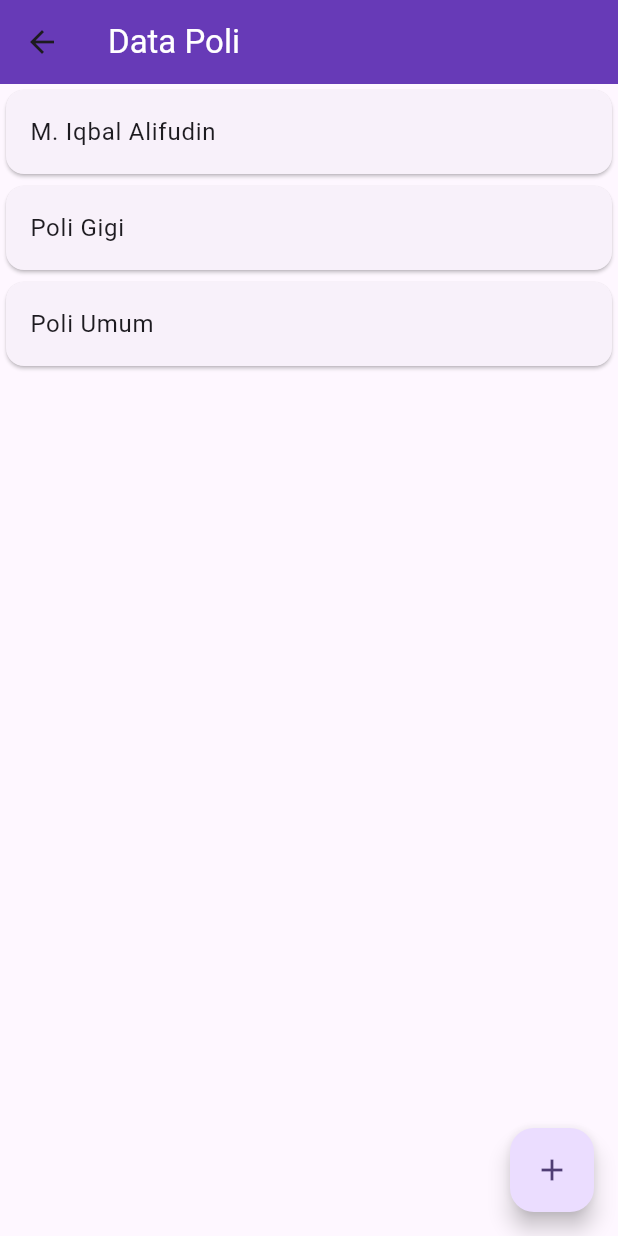
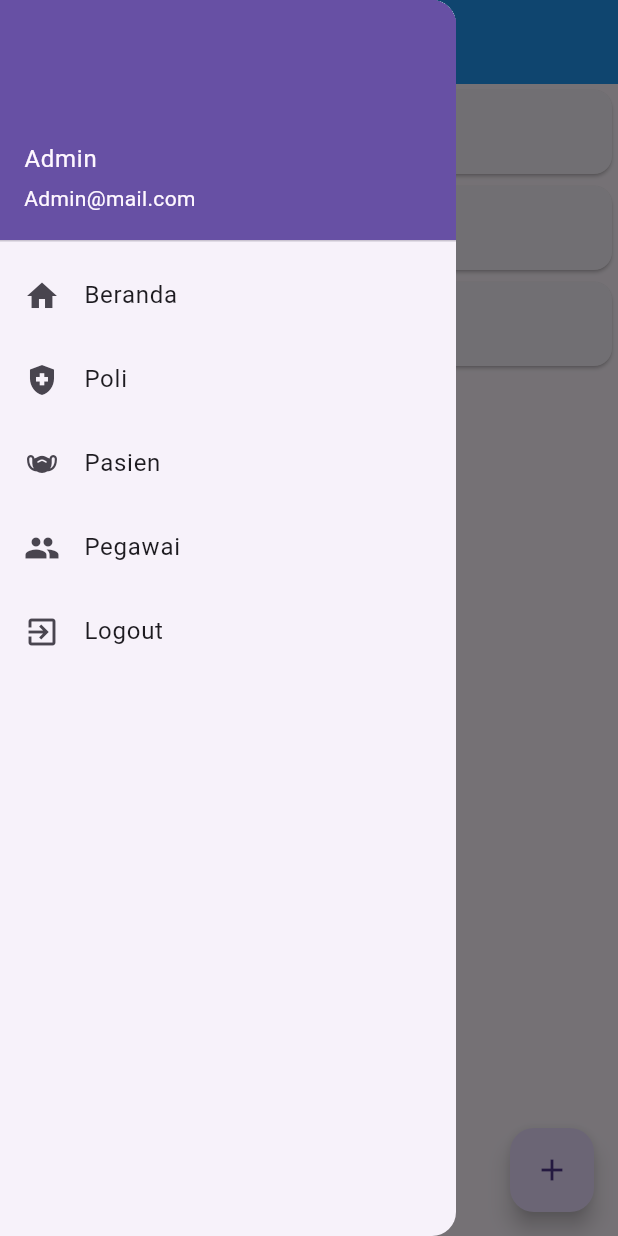
Before and after one commit to gretzcoder/klinik-app, a Flutter app: the PoliPage screen opened directly, with the side drawer open (before the commit the screen has no drawer), on a phone screen of 412 x 824 dp. Run offline on Flutter 3.47's test engine with Material 3 defaults, Android fonts, the phone set to English and light mode, and no system bars; our stand-ins replace shared_preferences; accounts and stored records are empty.

Commit message:
Pertemuan 10 & 11

```diff
--- a/lib/ui/beranda.dart
+++ b/lib/ui/beranda.dart
@@ -1,4 +1,5 @@
 import 'package:flutter/material.dart';
+import 'package:klinik_app/ui/sidebar.dart';
 
 class Beranda extends StatelessWidget {
   const Beranda({super.key});
@@ -6,8 +7,10 @@ class Beranda extends StatelessWidget {
   @override
   Widget build(BuildContext context) {
     return Scaffold(
+      drawer: Sidebar(),
       appBar: AppBar(
         title: const Text("Beranda"),
+        backgroundColor: Colors.blueAccent,
       ),
       body: const Center(
         child: Text("Beranda"),
--- a/lib/ui/pasien/pasien_page.dart
+++ b/lib/ui/pasien/pasien_page.dart
@@ -1,6 +1,7 @@
 import 'package:flutter/material.dart';
 import 'package:klinik_app/model/Pasien.dart';
 import 'package:klinik_app/ui/pasien/pasien_detail.dart';
+import 'package:klinik_app/ui/sidebar.dart';
 
 class PasienPage extends StatefulWidget {
   const PasienPage({super.key});
@@ -13,6 +14,7 @@ class _PasienPageState extends State<PasienPage> {
   @override
   Widget build(BuildContext context) {
     return Scaffold(
+      drawer: Sidebar(),
       appBar: AppBar(
         title: const Text(
           "Data Pasien",
--- a/lib/ui/poli/poli_page.dart
+++ b/lib/ui/poli/poli_page.dart
@@ -4,6 +4,7 @@ import 'package:klinik_app/model/Poli.dart';
 import 'package:klinik_app/ui/poli/poli_detail.dart';
 import 'package:klinik_app/ui/poli/poli_form.dart';
 import 'package:klinik_app/ui/poli/poli_item.dart';
+import 'package:klinik_app/ui/sidebar.dart';
 
 class PoliPage extends StatefulWidget {
   const PoliPage({super.key});
@@ -16,12 +17,13 @@ class _PoliPageState extends State<PoliPage> {
   @override
   Widget build(BuildContext context) {
     return Scaffold(
+      drawer: Sidebar(),
       appBar: AppBar(
         title: const Text(
           "Data Poli",
           style: TextStyle(color: Colors.white),
         ),
-        backgroundColor: Colors.deepPurple,
+        backgroundColor: Colors.blue,
       ),
       body: ListView(
         children: [
--- /dev/null
+++ b/lib/ui/sidebar.dart
@@ -0,0 +1,72 @@
+import 'package:flutter/material.dart';
+import 'package:klinik_app/helpers/user_info.dart';
+import 'package:klinik_app/ui/beranda.dart';
+import 'package:klinik_app/ui/login.dart';
+import 'package:klinik_app/ui/pasien/pasien_page.dart';
+import 'package:klinik_app/ui/poli/poli_page.dart';
+
+class Sidebar extends StatelessWidget {
+  const Sidebar({super.key});
+
+  @override
+  Widget build(BuildContext context) {
+    return Drawer(
+      child: ListView(
+        padding: EdgeInsets.zero,
+        children: [
+          const UserAccountsDrawerHeader(
+              accountName: Text("Admin"), accountEmail: Text("Admin@mail.com")),
+          ListTile(
+            leading: const Icon(Icons.home),
+            title: const Text("Beranda"),
+            onTap: () {
+              Navigator.push(
+                  context,
+                  MaterialPageRoute(
+                    builder: (context) => Beranda(),
+                  ));
+            },
+          ),
+          ListTile(
+            leading: const Icon(Icons.health_and_safety),
+            title: const Text("Poli"),
+            onTap: () {
+              Navigator.push(
+                  context,
+                  MaterialPageRoute(
+                    builder: (context) => PoliPage(),
+                  ));
+            },
+          ),
+          ListTile(
+            leading: const Icon(Icons.masks),
+            title: const Text("Pasien"),
+            onTap: () {
+              Navigator.push(
+                  context,
+                  MaterialPageRoute(
+                    builder: (context) => PasienPage(),
+                  ));
+            },
+          ),
+          ListTile(
+            leading: const Icon(Icons.people),
+            title: const Text("Pegawai"),
+            onTap: () {},
+          ),
+          ListTile(
+            leading: const Icon(Icons.exit_to_app),
+            title: const Text("Logout"),
+            onTap: () async {
+              await UserInfo().logout();
+              Navigator.pushAndRemoveUntil(
+                  context,
+                  MaterialPageRoute(builder: (context) => LoginPage()),
+                  (Route<dynamic> route) => false);
+            },
+          )
+        ],
+      ),
+    );
+  }
+}
--- a/pubspec.yaml
+++ b/pubspec.yaml
@@ -35,6 +35,8 @@ dependencies:
   # The following adds the Cupertino Icons font to your application.
   # Use with the CupertinoIcons class for iOS style icons.
   cupertino_icons: ^1.0.6
+  shared_preferences: ^2.0.15
+  dio: ^4.0.6
 
 dev_dependencies:
   flutter_test:
```
Also changed, not shown: lib/helpers/user_info.dart (added, +42 -0 lines), lib/main.dart (+10 -36 lines), lib/services/login_service.dart (added, +16 -0 lines), lib/ui/login.dart (+32 -2 lines), pubspec.lock, 1 other file.
